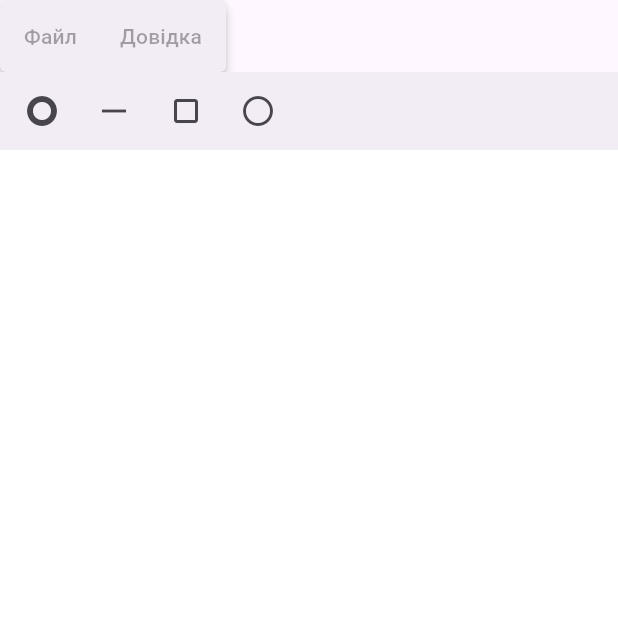
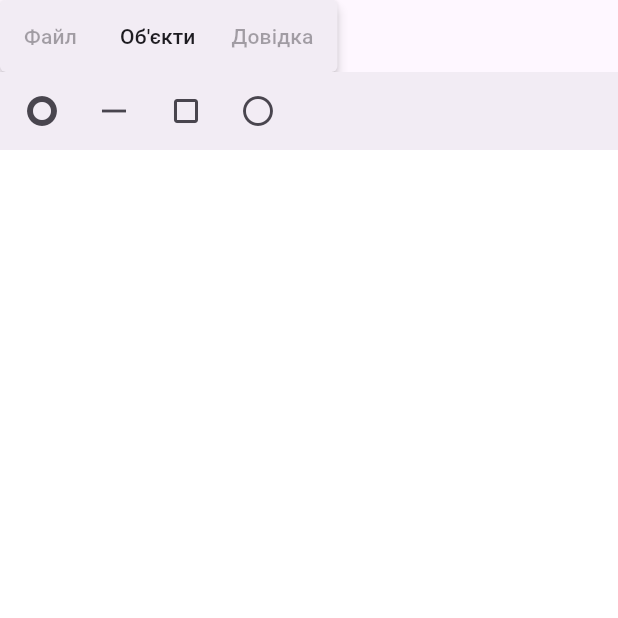
Before and after one commit to tevarindol/paint, a Flutter app: the screen it shows after launch, on a phone screen of 412 x 824 dp, the top half of it. Run offline on Flutter 3.47's test engine with Material 3 defaults, Android fonts, the phone set to English and light mode, and no system bars; missing offline and left inert: window_manager.

Commit message:
feat(menu): restore Objects submenu

```diff
--- a/lib/editor/editor_menu.dart
+++ b/lib/editor/editor_menu.dart
@@ -1,7 +1,15 @@
 import 'package:flutter/material.dart';
+import 'package:paint/editor/shape/shape_type.dart';
 
 class EditorMenu extends StatelessWidget {
-  const EditorMenu({super.key});
+  const EditorMenu({
+    super.key,
+    required this.selectedTool,
+    required this.onToolSelected,
+  });
+
+  final ShapeType? selectedTool;
+  final ValueChanged<ShapeType?> onToolSelected;
 
   @override
   Widget build(BuildContext context) {
@@ -12,6 +20,17 @@ class EditorMenu extends StatelessWidget {
           child: const Text('Файл'),
         ),
         SubmenuButton(
+          menuChildren: [
+            for (final ShapeType tool in ShapeType.values)
+              CheckboxMenuButton(
+                value: selectedTool == tool,
+                onChanged: (bool? selected) => onToolSelected(selected == true ? tool : null),
+                child: Text(tool.label),
+              ),
+          ],
+          child: const Text('Об\'єкти'),
+        ),
+        SubmenuButton(
           menuChildren: const [],
           child: const Text('Довідка'),
         ),
--- a/lib/editor/editor_page.dart
+++ b/lib/editor/editor_page.dart
@@ -42,7 +42,7 @@ class _EditorPageState extends State<EditorPage> {
         children: [
           Align(
             alignment: AlignmentDirectional.centerStart,
-            child: const EditorMenu(),
+            child: EditorMenu(selectedTool: selectedTool, onToolSelected: _selectTool),
           ),
           EditorToolbar(selectedTool: selectedTool, onToolSelected: _selectTool),
           Expanded(child: PaintCanvas(selectedTool: selectedTool)),
```
Also changed, not shown: docs/media/lab3-screenshot-1.png, docs/media/lab3-screenshot-2.png, docs/media/lab3-screenshot-3.png, docs/media/lab3-screenshot-4.png.
